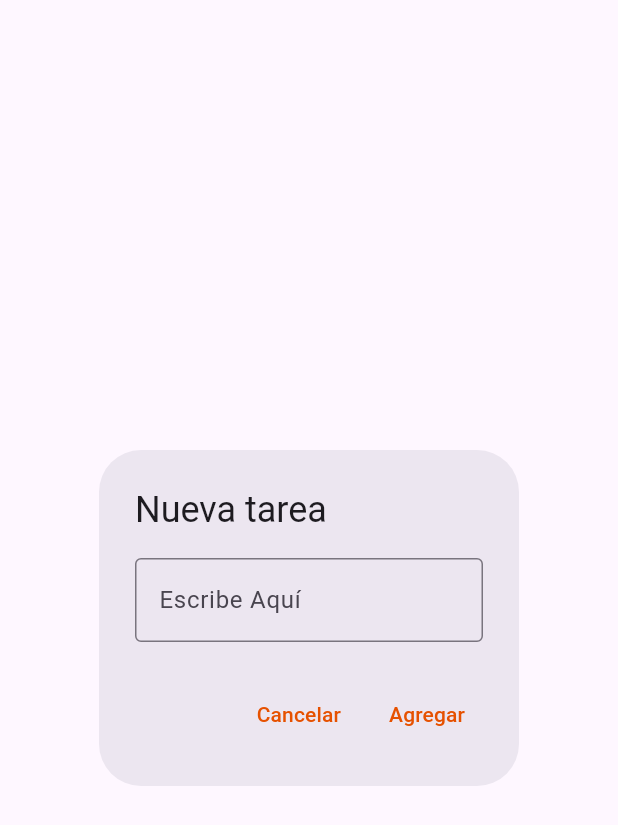
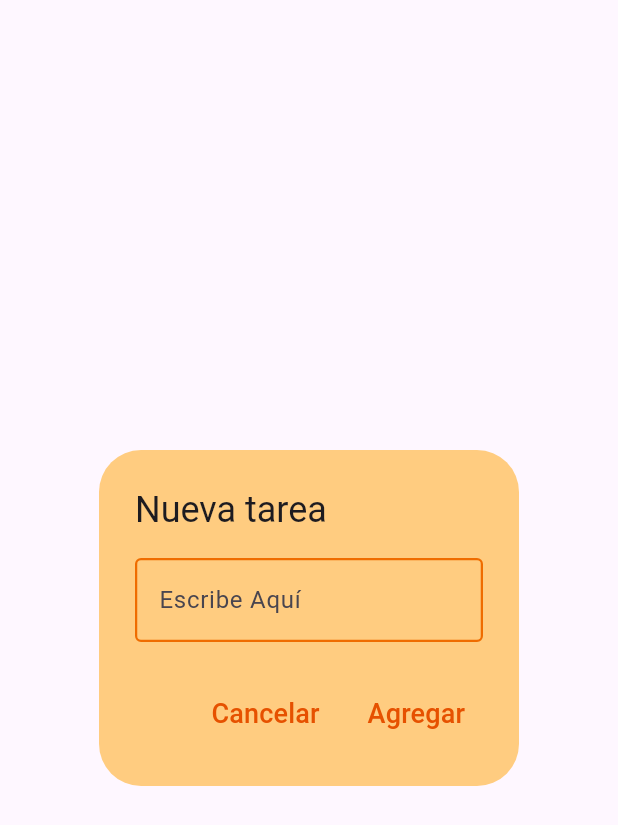
Before and after one commit to efra018/tasklist_app, a Flutter app: the AddTaskAlertDialog widget shown alone on an empty page, opened directly, on a phone screen of 412 x 824 dp. Shown: the top 825 px of the screen. Run offline on Flutter 3.47's test engine with Material 3 defaults, Android fonts, the phone set to English and light mode, and no system bars.

Commit message:
Estableciendo estilos y colores de alertDialog

```diff
--- a/lib/presentation/widgets/addtask_alertdialog_widget.dart
+++ b/lib/presentation/widgets/addtask_alertdialog_widget.dart
@@ -1,4 +1,5 @@
 import 'package:flutter/material.dart';
+import 'package:tasklist_app/presentation/constants/custom_colors.dart';
 
 void main() => runApp(const AddTaskAlertDialog());
 
@@ -13,9 +14,28 @@ class _AddTaskAlertDialogState extends State<AddTaskAlertDialog> {
   @override
   Widget build(BuildContext context) {
     return AlertDialog(
+      backgroundColor: AppColors.alertColor,
       title: const Text('Nueva tarea'),
-      content: const SizedBox(
-        child: TextField(
+      content: Theme(
+        // Aquí se define el tema del TextField
+        data: ThemeData(
+          inputDecorationTheme: InputDecorationTheme(
+            enabledBorder: OutlineInputBorder(
+              borderSide: BorderSide(
+                width: 1.5,
+                color: Colors.orange.shade800,
+              ),
+            ),
+            focusedBorder: OutlineInputBorder(
+              borderSide: BorderSide(
+                width: 1.5,
+                color: Colors.orange.shade900,
+              ),
+            ),
+          ),
+        ),
+        child: const TextField(
+          // cursorColor: Colors.orange.shade900,
           decoration: InputDecoration(
             border: OutlineInputBorder(),
             hintText: 'Escribe Aquí',
@@ -26,7 +46,7 @@ class _AddTaskAlertDialogState extends State<AddTaskAlertDialog> {
         TextButton(
           child: Text(
             'Cancelar',
-            style: TextStyle(color: Colors.orange[900]),
+            style: TextStyle(color: Colors.orange[900], fontSize: 18),
           ),
           onPressed: () {
             Navigator.of(context).pop();
@@ -35,7 +55,7 @@ class _AddTaskAlertDialogState extends State<AddTaskAlertDialog> {
         TextButton(
           child: Text(
             'Agregar',
-            style: TextStyle(color: Colors.orange[900]),
+            style: TextStyle(color: Colors.orange[900], fontSize: 18),
           ),
           onPressed: () {
             Navigator.of(context).pop();
```
